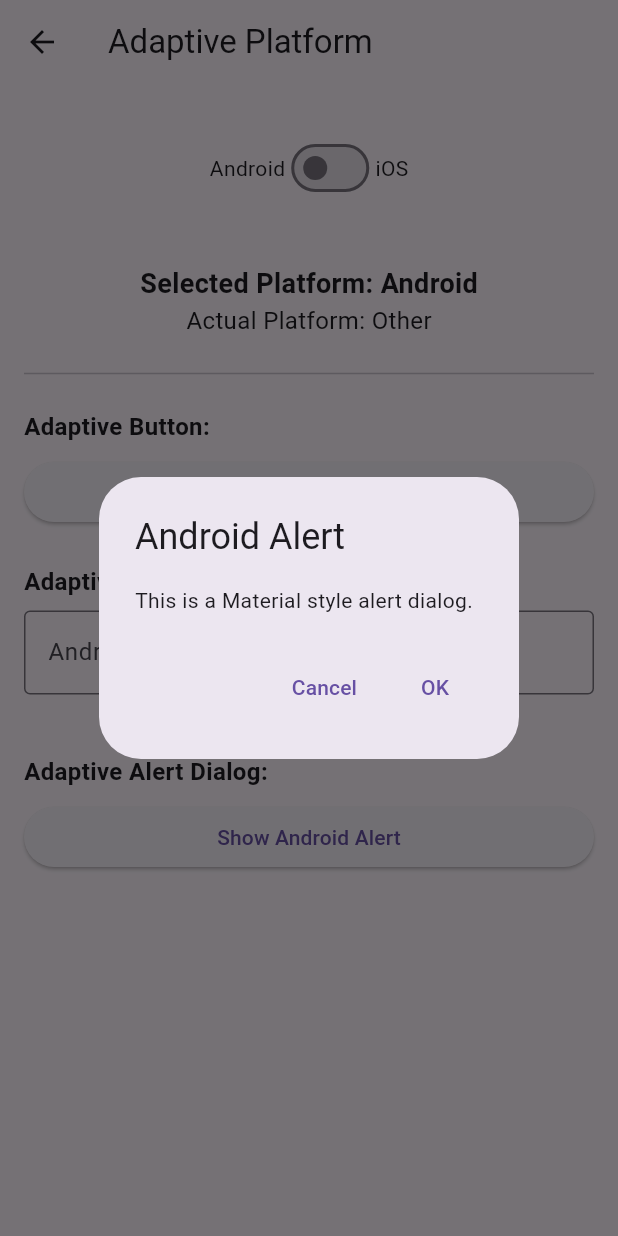
After one commit to VidarDev/flutter_widget_explorer, a Flutter app: the AdaptivePlatformPage screen opened directly, after a tap on "Android Button", on a phone screen of 412 x 824 dp. The commit adds this screen. Run offline on Flutter 3.47's test engine with Material 3 defaults, Android fonts, the phone set to English and light mode, and no system bars.

Commit message:
feat: Adaptive platform page

```diff
--- a/lib/main.dart
+++ b/lib/main.dart
@@ -1,4 +1,5 @@
 import 'package:flutter/material.dart';
+import 'package:flutter_widget_explorer/views/adaptive_platform.page.dart';
 import 'package:flutter_widget_explorer/views/card_and_list.page.dart';
 import 'package:flutter_widget_explorer/views/center_align.page.dart';
 import 'package:flutter_widget_explorer/views/chips.page.dart';
@@ -325,7 +326,9 @@ class HomePage extends StatelessWidget {
                 Navigator.pop(context);
                 Navigator.push(
                   context,
-                  MaterialPageRoute(builder: (context) => Container()),
+                  MaterialPageRoute(
+                    builder: (context) => AdaptivePlatformPage(),
+                  ),
                 );
               },
             ),
--- /dev/null
+++ b/lib/views/adaptive_platform.page.dart
@@ -0,0 +1,227 @@
+import 'dart:io' show Platform;
+
+import 'package:flutter/cupertino.dart';
+import 'package:flutter/material.dart';
+
+class AdaptivePlatformPage extends StatefulWidget {
+  const AdaptivePlatformPage({Key? key}) : super(key: key);
+
+  @override
+  State<AdaptivePlatformPage> createState() => _AdaptivePlatformPageState();
+}
+
+class _AdaptivePlatformPageState extends State<AdaptivePlatformPage> {
+  bool _useIosStyle = Platform.isIOS;
+  String _textFieldValue = '';
+
+  void _togglePlatform() {
+    setState(() {
+      _useIosStyle = !_useIosStyle;
+    });
+  }
+
+  void _showAdaptiveDialog() {
+    if (_useIosStyle) {
+      showCupertinoDialog(
+        context: context,
+        builder:
+            (context) => CupertinoAlertDialog(
+              title: const Text('iOS Alert'),
+              content: const Text('This is a Cupertino style alert dialog.'),
+              actions: [
+                CupertinoDialogAction(
+                  child: const Text('Cancel'),
+                  onPressed: () => Navigator.pop(context),
+                ),
+                CupertinoDialogAction(
+                  child: const Text('OK'),
+                  isDefaultAction: true,
+                  onPressed: () => Navigator.pop(context),
+                ),
+              ],
+            ),
+      );
+    } else {
+      showDialog(
+        context: context,
+        builder:
+            (context) => AlertDialog(
+              title: const Text('Android Alert'),
+              content: const Text('This is a Material style alert dialog.'),
+              actions: [
+                TextButton(
+                  child: const Text('Cancel'),
+                  onPressed: () => Navigator.pop(context),
+                ),
+                TextButton(
+                  child: const Text('OK'),
+                  onPressed: () => Navigator.pop(context),
+                ),
+              ],
+            ),
+      );
+    }
+  }
+
+  Widget _buildAdaptiveButton() {
+    if (_useIosStyle) {
+      return CupertinoButton(
+        color: CupertinoColors.activeBlue,
+        child: const Text('iOS Button'),
+        onPressed: _showAdaptiveDialog,
+      );
+    } else {
+      return ElevatedButton(
+        child: const Text('Android Button'),
+        onPressed: _showAdaptiveDialog,
+      );
+    }
+  }
+
+  Widget _buildAdaptiveTextField() {
+    if (_useIosStyle) {
+      return CupertinoTextField(
+        placeholder: 'iOS Text Field',
+        onChanged: (value) {
+          setState(() {
+            _textFieldValue = value;
+          });
+        },
+      );
+    } else {
+      return TextField(
+        decoration: const InputDecoration(
+          border: OutlineInputBorder(),
+          labelText: 'Android Text Field',
+        ),
+        onChanged: (value) {
+          setState(() {
+            _textFieldValue = value;
+          });
+        },
+      );
+    }
+  }
+
+  Widget _buildPlatformToggle() {
+    if (_useIosStyle) {
+      return Row(
+        mainAxisAlignment: MainAxisAlignment.center,
+        children: [
+          const Text('Android'),
+          CupertinoSwitch(
+            value: _useIosStyle,
+            onChanged: (value) {
+              setState(() {
+                _useIosStyle = value;
+              });
+            },
+          ),
+          const Text('iOS'),
+        ],
+      );
+    } else {
+      return Row(
+        mainAxisAlignment: MainAxisAlignment.center,
+        children: [
+          const Text('Android'),
+          Switch(
+            value: _useIosStyle,
+            onChanged: (value) {
+              setState(() {
+                _useIosStyle = value;
+              });
+            },
+          ),
+          const Text('iOS'),
+        ],
+      );
+    }
+  }
+
+  @override
+  Widget build(BuildContext context) {
+    // Use different scaffold based on platform style
+    if (_useIosStyle) {
+      return CupertinoPageScaffold(
+        navigationBar: const CupertinoNavigationBar(
+          middle: Text('Adaptive Platform'),
+        ),
+        child: SafeArea(child: _buildPageContent()),
+      );
+    } else {
+      return Scaffold(
+        appBar: AppBar(title: const Text('Adaptive Platform')),
+        body: _buildPageContent(),
+      );
+    }
+  }
+
+  Widget _buildPageContent() {
+    final platformInfo = Padding(
+      padding: const EdgeInsets.all(16.0),
+      child: Column(
+        children: [
+          Text(
+            'Selected Platform: ${_useIosStyle ? "iOS" : "Android"}',
+            style: const TextStyle(fontSize: 18, fontWeight: FontWeight.bold),
+          ),
+          Text(
+            'Actual Platform: ${Platform.isIOS
+                ? "iOS"
+                : Platform.isAndroid
+                ? "Android"
+                : "Other"}',
+            style: const TextStyle(fontSize: 16),
+          ),
+        ],
+      ),
+    );
+
+    return SingleChildScrollView(
+      padding: const EdgeInsets.all(16.0),
+      child: Column(
+        crossAxisAlignment: CrossAxisAlignment.stretch,
+        children: [
+          const SizedBox(height: 16),
+          _buildPlatformToggle(),
+          const SizedBox(height: 24),
+          platformInfo,
+          const Divider(),
+          const SizedBox(height: 16),
+          const Text(
+            'Adaptive Button:',
+            style: TextStyle(fontSize: 16, fontWeight: FontWeight.bold),
+          ),
+          const SizedBox(height: 8),
+          _buildAdaptiveButton(),
+          const SizedBox(height: 24),
+          const Text(
+            'Adaptive Text Field:',
+            style: TextStyle(fontSize: 16, fontWeight: FontWeight.bold),
+          ),
+          const SizedBox(height: 8),
+          _buildAdaptiveTextField(),
+          const SizedBox(height: 16),
+          if (_textFieldValue.isNotEmpty)
+            Text('Text entered: $_textFieldValue'),
+          const SizedBox(height: 24),
+          const Text(
+            'Adaptive Alert Dialog:',
+            style: TextStyle(fontSize: 16, fontWeight: FontWeight.bold),
+          ),
+          const SizedBox(height: 8),
+          _useIosStyle
+              ? CupertinoButton(
+                child: const Text('Show iOS Alert'),
+                onPressed: _showAdaptiveDialog,
+              )
+              : ElevatedButton(
+                child: const Text('Show Android Alert'),
+                onPressed: _showAdaptiveDialog,
+              ),
+        ],
+      ),
+    );
+  }
+}
```
